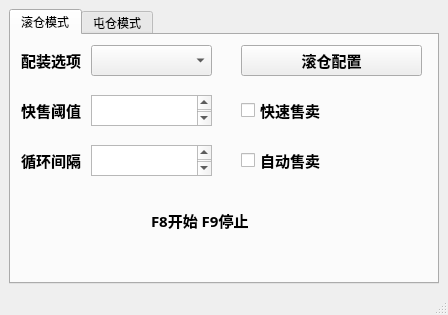
The window that GUI/AppGUI.ui (yizhixiaohui/DfMarketBot) describes before a commit, drawn with Qt 5.
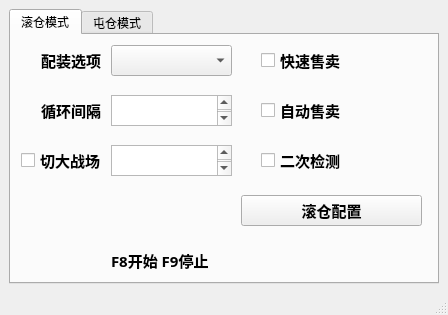
The same window after the commit. The open tabs and pages were chosen to show the change.

Commit message: 1. 增加1920x1080分辨率支持 2. 增加自动切换大战场 3. 自动售卖阈值调整到配装配置中 4. ocr完全解耦底层实现，使用接口适配 5. ui适配

```diff
--- a/GUI/AppGUI.ui
+++ b/GUI/AppGUI.ui
@@ -33,8 +33,8 @@
        <widget class="QLabel" name="label_loop_gap">
         <property name="geometry">
          <rect>
-          <x>10</x>
-          <y>110</y>
+          <x>30</x>
+          <y>60</y>
           <width>71</width>
           <height>31</height>
          </rect>
@@ -51,33 +51,12 @@
          <string>循环间隔</string>
         </property>
        </widget>
-       <widget class="QLabel" name="label_use">
-        <property name="geometry">
-         <rect>
-          <x>140</x>
-          <y>170</y>
-          <width>191</width>
-          <height>31</height>
-         </rect>
-        </property>
-        <property name="font">
-         <font>
-          <family>微软雅黑</family>
-          <pointsize>11</pointsize>
-          <weight>75</weight>
-          <bold>true</bold>
-         </font>
-        </property>
-        <property name="text">
-         <string>F8开始 F9停止</string>
-        </property>
-       </widget>
        <widget class="QCheckBox" name="is_fast_sell">
         <property name="geometry">
          <rect>
-          <x>230</x>
-          <y>60</y>
-          <width>191</width>
+          <x>250</x>
+          <y>10</y>
+          <width>141</width>
           <height>31</height>
          </rect>
         </property>
@@ -93,29 +72,11 @@
          <string>快速售卖</string>
         </property>
        </widget>
-       <widget class="QTextEdit" name="textEdit_fast_sell_threshold">
-        <property name="geometry">
-         <rect>
-          <x>80</x>
-          <y>60</y>
-          <width>121</width>
-          <height>31</height>
-         </rect>
-        </property>
-        <property name="font">
-         <font>
-          <family>微软雅黑</family>
-          <pointsize>11</pointsize>
-          <weight>75</weight>
-          <bold>true</bold>
-         </font>
-        </property>
-       </widget>
        <widget class="QTextEdit" name="textEdit_rolling_loop_gap">
         <property name="geometry">
          <rect>
-          <x>80</x>
-          <y>110</y>
+          <x>100</x>
+          <y>60</y>
           <width>121</width>
           <height>31</height>
          </rect>
@@ -132,7 +93,7 @@
        <widget class="QComboBox" name="comboBox_mode1_option">
         <property name="geometry">
          <rect>
-          <x>80</x>
+          <x>100</x>
           <y>10</y>
           <width>121</width>
           <height>31</height>
@@ -147,31 +108,10 @@
          </font>
         </property>
        </widget>
-       <widget class="QLabel" name="label_fast_sell_threshold">
-        <property name="geometry">
-         <rect>
-          <x>10</x>
-          <y>60</y>
-          <width>71</width>
-          <height>31</height>
-         </rect>
-        </property>
-        <property name="font">
-         <font>
-          <family>微软雅黑</family>
-          <pointsize>11</pointsize>
-          <weight>75</weight>
-          <bold>true</bold>
-         </font>
-        </property>
-        <property name="text">
-         <string>快售阈值</string>
-        </property>
-       </widget>
        <widget class="QLabel" name="label_mode1_option">
         <property name="geometry">
          <rect>
-          <x>10</x>
+          <x>30</x>
           <y>10</y>
           <width>71</width>
           <height>31</height>
@@ -192,9 +132,9 @@
        <widget class="QCheckBox" name="is_auto_sell">
         <property name="geometry">
          <rect>
-          <x>230</x>
-          <y>110</y>
-          <width>191</width>
+          <x>250</x>
+          <y>60</y>
+          <width>141</width>
           <height>31</height>
          </rect>
         </property>
@@ -214,7 +154,7 @@
         <property name="geometry">
          <rect>
           <x>230</x>
-          <y>10</y>
+          <y>160</y>
           <width>181</width>
           <height>31</height>
          </rect>
@@ -231,6 +171,90 @@
          <string>滚仓配置</string>
         </property>
        </widget>
+       <widget class="QCheckBox" name="is_second_detect">
+        <property name="geometry">
+         <rect>
+          <x>250</x>
+          <y>110</y>
+          <width>141</width>
+          <height>31</height>
+         </rect>
+        </property>
+        <property name="font">
+         <font>
+          <family>微软雅黑</family>
+          <pointsize>11</pointsize>
+          <weight>75</weight>
+          <bold>true</bold>
+         </font>
+        </property>
+        <property name="text">
+         <string>二次检测</string>
+        </property>
+       </widget>
+       <widget class="QLabel" name="label_use_4">
+        <property name="geometry">
+         <rect>
+          <x>100</x>
+          <y>210</y>
+          <width>191</width>
+          <height>31</height>
+         </rect>
+        </property>
+        <property name="font">
+         <font>
+          <family>微软雅黑</family>
+          <pointsize>11</pointsize>
+          <weight>75</weight>
+          <bold>true</bold>
+         </font>
+        </property>
+        <property name="text">
+         <string>F8开始 F9停止</string>
+        </property>
+       </widget>
+       <widget class="QCheckBox" name="is_switch_to_battlefield">
+        <property name="geometry">
+         <rect>
+          <x>10</x>
+          <y>110</y>
+          <width>81</width>
+          <height>31</height>
+         </rect>
+        </property>
+        <property name="font">
+         <font>
+          <family>微软雅黑</family>
+          <pointsize>11</pointsize>
+          <weight>75</weight>
+          <bold>true</bold>
+         </font>
+        </property>
+        <property name="text">
+         <string>切大战场</string>
+        </property>
+       </widget>
+       <widget class="QTextEdit" name="textEdit_switch_to_battlefield_count">
+        <property name="geometry">
+         <rect>
+          <x>100</x>
+          <y>110</y>
+          <width>121</width>
+          <height>31</height>
+         </rect>
+        </property>
+        <property name="font">
+         <font>
+          <family>微软雅黑</family>
+          <pointsize>11</pointsize>
+          <weight>75</weight>
+          <bold>true</bold>
+         </font>
+        </property>
+        <property name="toolTip">
+         <string>&lt;html&gt;&lt;head/&gt;&lt;body&gt;&lt;p&gt;循环多少次后进入大战场&lt;/p&gt;&lt;/body&gt;&lt;/html&gt;</string>
+        </property>
+       </widget>
       </widget>
       <widget class="QWidget" name="hoarding_tab">
        <attribute name="title">
```
Left out of the diff: 8 changed lines with no effect on the pictures. The commit also changes 64 other files.
